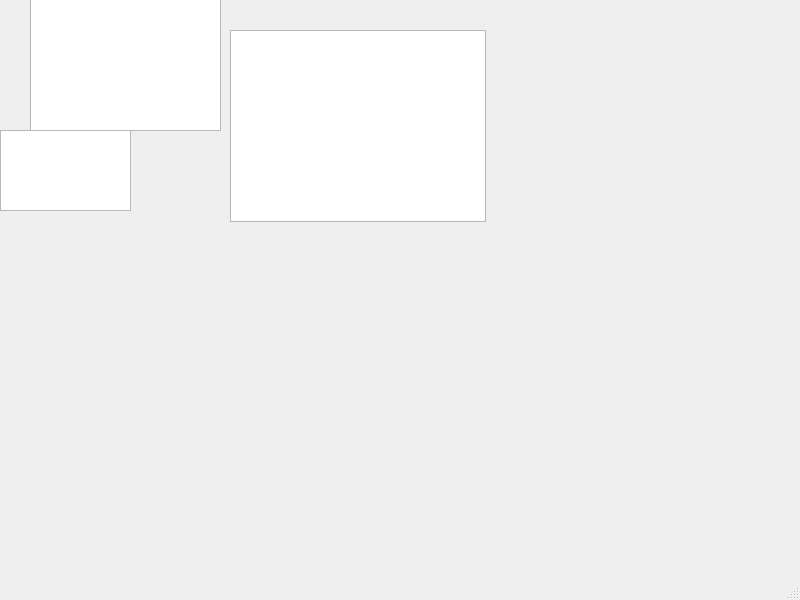
First picture: the form in mainwindow.ui, repository Crefied/A2B, before the edit.
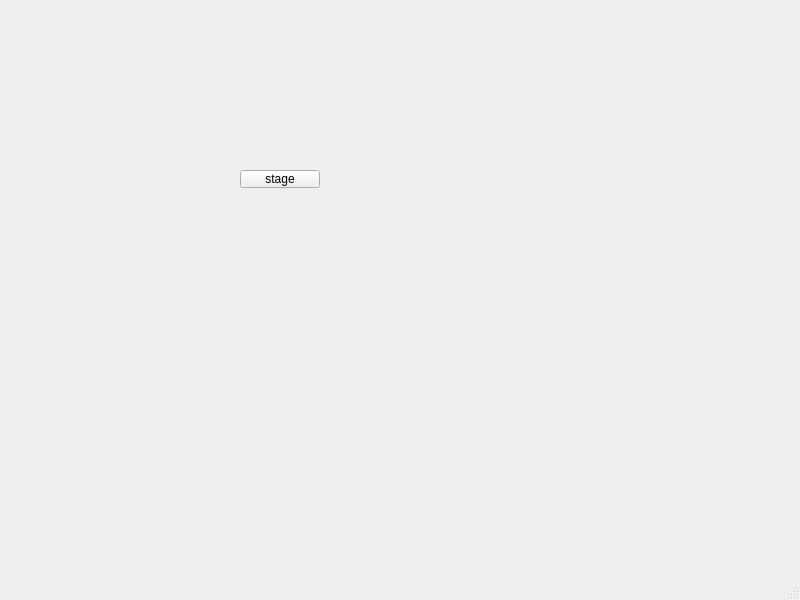
Second picture: the form after the edit.

Patch:
```diff
--- a/mainwindow.ui
+++ b/mainwindow.ui
@@ -14,34 +14,17 @@
    <string>MainWindow</string>
   </property>
   <widget class="QWidget" name="centralwidget">
-   <widget class="QTextBrowser" name="textBrowser">
+   <widget class="QPushButton" name="pushButton">
     <property name="geometry">
      <rect>
-      <x>30</x>
-      <y>-10</y>
-      <width>191</width>
-      <height>141</height>
+      <x>240</x>
+      <y>170</y>
+      <width>80</width>
+      <height>18</height>
      </rect>
     </property>
-   </widget>
-   <widget class="QTextEdit" name="textEdit">
-    <property name="geometry">
-     <rect>
-      <x>0</x>
-      <y>130</y>
-      <width>131</width>
-      <height>81</height>
-     </rect>
-    </property>
-   </widget>
-   <widget class="QColumnView" name="columnView">
-    <property name="geometry">
-     <rect>
-      <x>230</x>
-      <y>30</y>
-      <width>256</width>
-      <height>192</height>
-     </rect>
+    <property name="text">
+     <string>stage</string>
     </property>
    </widget>
   </widget>
```
